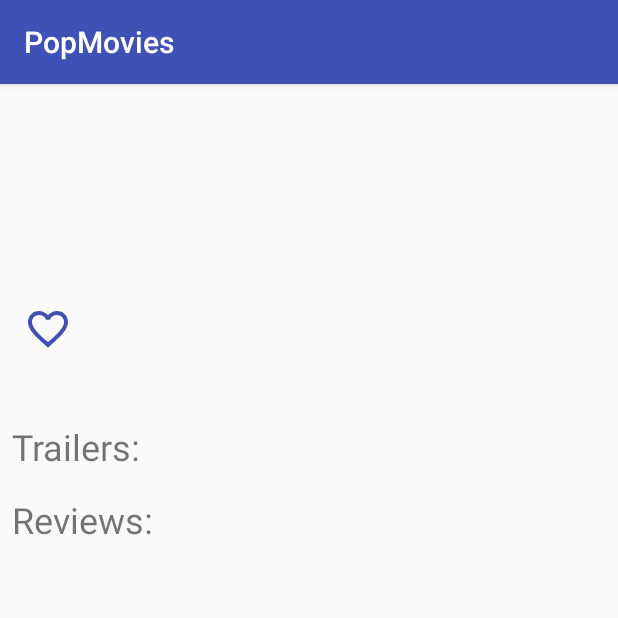
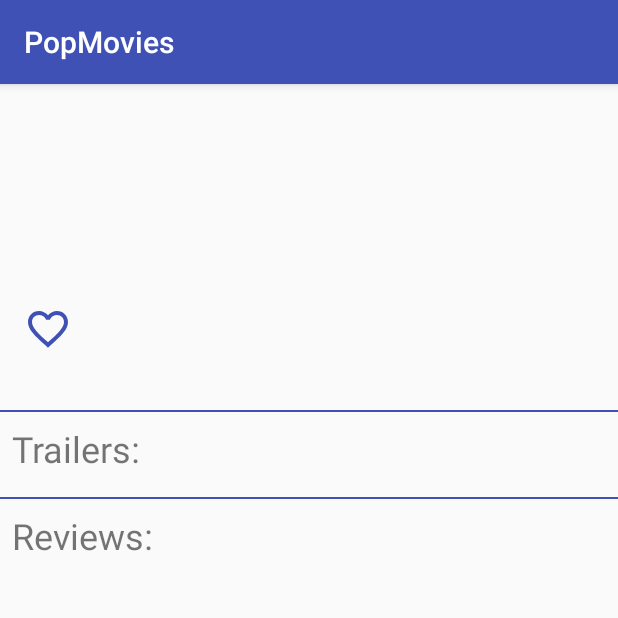
Before and after one commit to vishvendra01/PopularMovies, an Android app: the MovieDetailActivity screen opened directly, with no data from a screen before it, on a phone screen of 412 x 824 dp, the top half of it. Run offline under Robolectric (Android 15) with nearby library versions, the phone set to English and light mode, and no system bars; our stand-ins replace Picasso, data binding; pictures from the network do not load.

Commit message:
added visual dividers for trailers and reviews section

```diff
--- a/app/src/main/res/layout/activity_movie_detail.xml
+++ b/app/src/main/res/layout/activity_movie_detail.xml
@@ -84,6 +84,11 @@
                 android:textSize="16sp"
                 tools:text="Movies synopsys will be shown here" />
 
+            <View
+                android:layout_width="match_parent"
+                android:layout_height="1dp"
+                android:background="@color/colorPrimary" />
+
             <TextView
                 android:layout_width="wrap_content"
                 android:layout_height="wrap_content"
@@ -100,6 +105,12 @@
                 android:layout_marginLeft="8dp"
                 android:layout_marginRight="8dp"
                 android:layout_marginTop="8dp" />
+
+            <View
+                android:layout_width="match_parent"
+                android:layout_height="1dp"
+                android:layout_marginTop="8dp"
+                android:background="@color/colorPrimary" />
 
             <TextView
                 android:layout_width="wrap_content"
```
